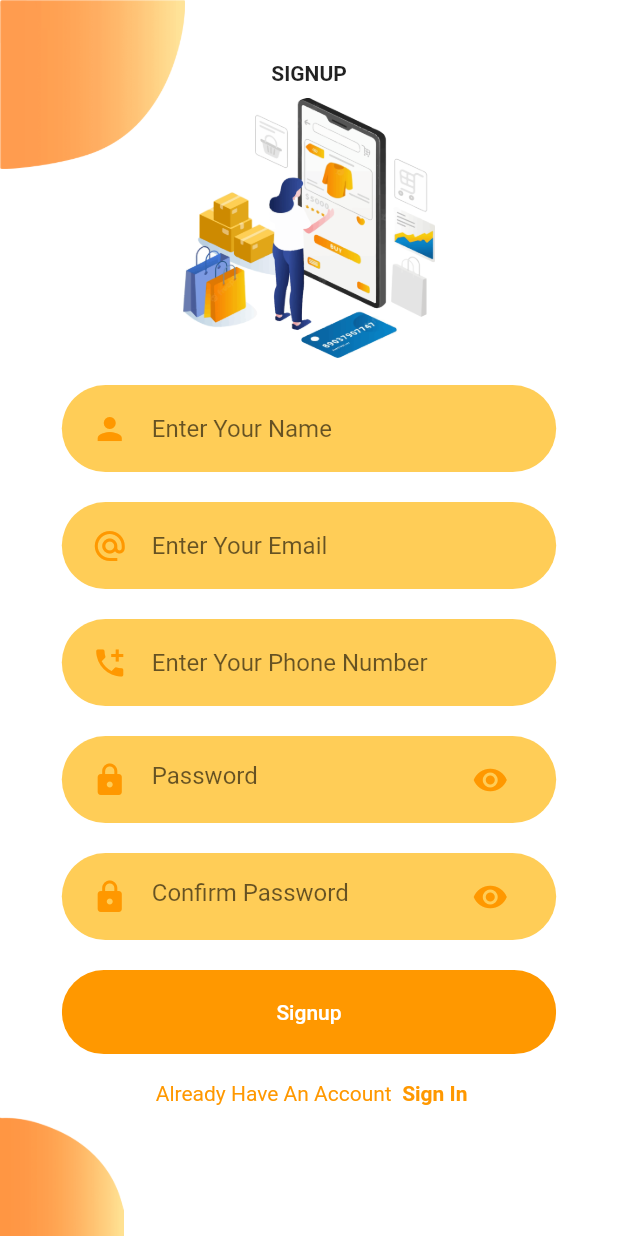
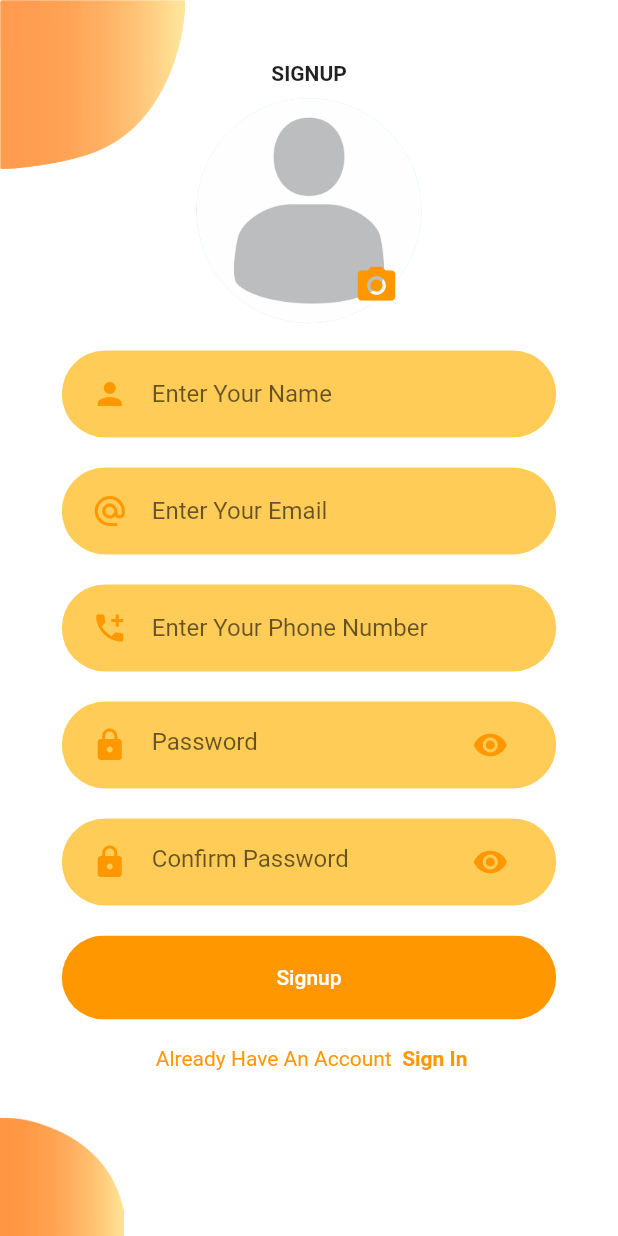
Before and after one commit to lanaQuider/Fashionshope, a Flutter app: the signUpScreen screen opened directly, on a phone screen of 412 x 824 dp. Run offline on Flutter 3.47's test engine with Material 2 defaults, Android fonts, the phone set to English and light mode, and no system bars; our stand-ins replace image_picker.

Commit message:
signup adding profile picture from gallery and camera

```diff
--- a/lib/screens/Login/component/body.dart
+++ b/lib/screens/Login/component/body.dart
@@ -22,6 +22,7 @@ class Body extends StatelessWidget {
 
     return SingleChildScrollView(
       child: background(
+        child: SingleChildScrollView(
           child: Column(
             mainAxisAlignment: MainAxisAlignment.center,
             children: <Widget>[
@@ -47,6 +48,7 @@ class Body extends StatelessWidget {
                 onChanged: (value) {},
               ),
               RoundedButton(press: () {}, text: "LOGIN"),
+
               SizedBox(
                 height: size.height * 0.03,
               ),
@@ -60,6 +62,7 @@ class Body extends StatelessWidget {
             ],
           ),
         ),
+      ),
     );
   }
 }
--- a/lib/screens/Signup/component/body.dart
+++ b/lib/screens/Signup/component/body.dart
@@ -1,71 +1,174 @@
+import 'dart:io';
 import 'package:flutter/material.dart';
 import 'package:flutter/widgets.dart';
 import 'package:login/components/Rouned_button.dart';
 import 'package:login/components/already_have_an_account.dart';
 import 'package:login/components/rounded_input_field.dart';
 import 'package:login/components/rounded_password_field.dart';
+import 'package:login/costant.dart';
 import 'package:login/screens/Login/loginscreen.dart';
 import 'package:login/screens/Signup/component/background.dart';
+import 'package:image_picker/image_picker.dart';
 
-class Body extends StatelessWidget {
+class Body extends StatefulWidget {
   const Body({
     Key? key,
   }) : super(key: key);
 
   @override
+  State<Body> createState() => _BodyState();
+}
+
+class _BodyState extends State<Body> {
+ File ? _imageFile;
+
+  final ImagePicker _picker = ImagePicker();
+
+  @override
   Widget build(BuildContext context) {
     Size size = MediaQuery.of(context).size;
     return Background(
-      child: SingleChildScrollView(
       child: Column(
-          mainAxisAlignment:MainAxisAlignment.start,
+        mainAxisAlignment: MainAxisAlignment.start,
         children: <Widget>[
           SizedBox(
             height: size.height * 0.05,
           ),
-          Text("SIGNUP",
+          Text(
+            "SIGNUP",
             style: TextStyle(fontWeight: FontWeight.bold),
           ),
           SizedBox(
             height: size.height * 0.01,
           ),
-            Image.asset("assets/icons/phone.png",
 
-            height: size.height*0.21,
+          Stack(
+            children: <Widget>[
+              CircleAvatar(
+                radius: 75.0,
+                backgroundImage:
 
-            ), SizedBox(
-              height: size.height * 0.01,
-            ),
-            RoundedInputField(hintText: "Enter Your Name ", onChanged:(value) {} ),
-
-            RoundedInputField(icon: Icons.alternate_email_sharp,hintText: "Enter Your Email ", onChanged:(value) {} ),
-            RoundedInputField(icon: Icons.add_call,hintText: "Enter Your Phone Number ", onChanged:(value) {} ),
-
-            RoundedPasswordField(onChanged: (value){}),
-            RoundedPasswordField(hintText:"Confirm Password",onChanged: (value){}),
-
-            RoundedButton(press: (){}, text: "Signup"),
-            SizedBox(
-              height: size.height * 0.01,
-            ),
-            AlreadyHaveAnAccountCheck(press: (){
-
-              Navigator.push(context, MaterialPageRoute(builder: (context){return LoginScreen();}));
-            }
-              ,login:false
-              ,),
-            OrDivider()
+                 (_imageFile != null) ? FileImage(_imageFile!) as ImageProvider : AssetImage("assets/icons/profile.jpeg")
 
 
 
 
-        ]
-        ,
+
               ),
+              Positioned(
+                bottom: 10.0,
+                right: 15.0,
+                child: InkWell(
+                    onTap: () {
+                      showModalBottomSheet(
+                          context: context,
+                          builder: ((builder) => bottomsheet()));
+                    },
+                    child:
+                        Icon(Icons.camera_alt, size: 30, color: primarycolor)),
+              )
+            ],
+          ),
+          // Image.asset("assets/icons/phone.png",
+          //
+          // height: size.height*0.21,
+          //
+          // ),
+          SizedBox(
+            height: size.height * 0.01,
+          ),
+          RoundedInputField(
+              hintText: "Enter Your Name ", onChanged: (value) {}),
+
+          RoundedInputField(
+              icon: Icons.alternate_email_sharp,
+              hintText: "Enter Your Email ",
+              onChanged: (value) {}),
+          RoundedInputField(
+              icon: Icons.add_call,
+              hintText: "Enter Your Phone Number ",
+              onChanged: (value) {}),
+
+          RoundedPasswordField(onChanged: (value) {}),
+
+          RoundedPasswordField(
+              hintText: "Confirm Password", onChanged: (value) {}),
+
+          RoundedButton(press: () {}, text: "Signup"),
+
+          SizedBox(
+            height: size.height * 0.01,
+          ),
+          AlreadyHaveAnAccountCheck(
+            press: () {
+              Navigator.push(context, MaterialPageRoute(builder: (context) {
+                return LoginScreen();
+              }));
+            },
+            login: false,
+          ),
+          OrDivider()
+        ],
       ),
     );
   }
+
+  Future takePhoto(ImageSource source) async {
+    final pickedFile = await _picker.pickImage(
+      source: source,
+    );
+    if(pickedFile==null)
+      return;
+    setState(() {
+      //_imageFile = pickedFile ;
+      _imageFile=File(pickedFile.path);
+    });
   }
+
+
+
+
+  Widget bottomsheet() {
+    return Container(
+      height: 100.0,
+      width: 100.0,
+      margin: EdgeInsets.symmetric(
+        horizontal: 20,
+        vertical: 20,
+// EdgeInsets.symmetric
+      ),
+      child: Column(
+        children: <Widget>[
+          Text(
+            "Choose Profile Photo ",
+            style: TextStyle(fontSize: 20.0),
+          ),
+          SizedBox(
+            height: 20,
+          ),
+          Row(
+            children: <Widget>[
+              TextButton.icon(
+                  onPressed: (){takePhoto(ImageSource.camera);},
+                  icon: Icon(Icons.camera,color: primarylightcolor,),
+                  label: Text("camera",style: TextStyle(color: primarycolor),)),
+              SizedBox(
+                width: 150,
+              ),
+              TextButton.icon(
+                  onPressed: (){takePhoto(ImageSource.gallery);},
+                  icon: Icon(Icons.image,color: primarylightcolor,),
+                  label: Text("Gallery",style: TextStyle(color: primarycolor),)),
+            ],
+          )
+        ],
+      ),
+    );
+  } // Container
+}
+
+
+
 class OrDivider extends StatelessWidget {
   const OrDivider({Key? key}) : super(key: key);
 
--- a/pubspec.yaml
+++ b/pubspec.yaml
@@ -35,6 +35,7 @@ dependencies:
   # Use with the CupertinoIcons class for iOS style icons.
   cupertino_icons: ^1.0.2
   flutter_svg: ^0.17.4
+  image_picker: ^0.8.5+3
   http: any
 
 dev_dependencies:
```
Also changed, not shown: assets/icons/profile.jpeg (added), pubspec.lock. Lines whose indentation alone changed are shown as unchanged.
